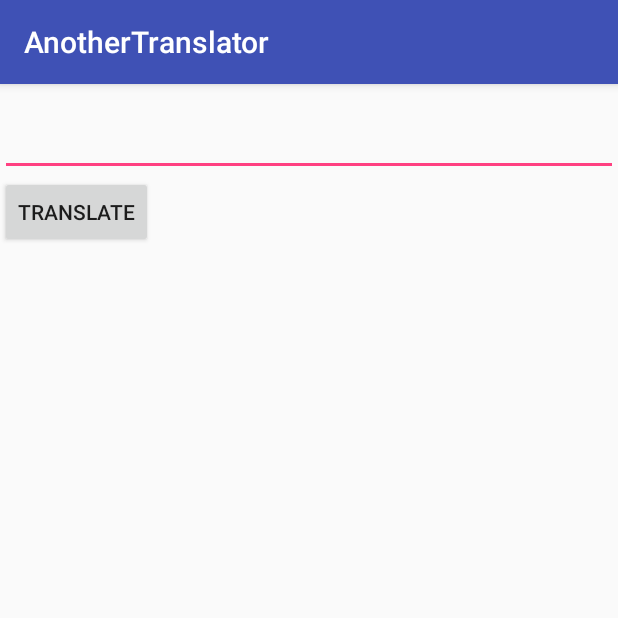
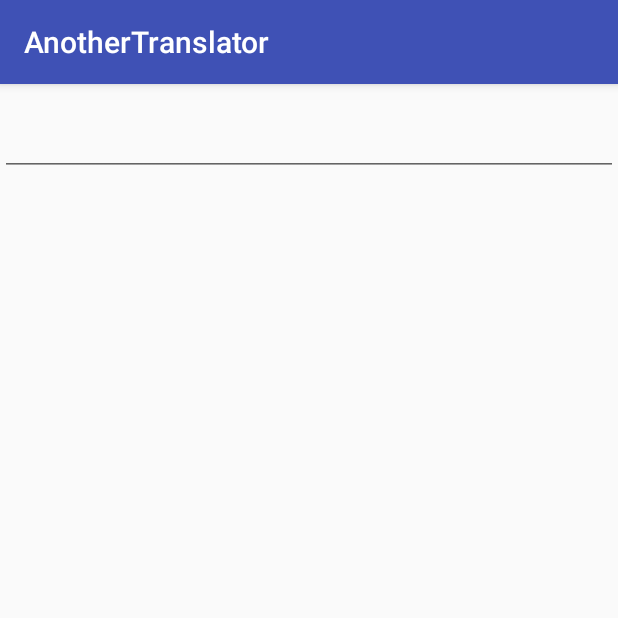
Before and after one commit to pvtitov/AnotherTranslator, an Android app: the AddActivity screen opened directly, with no data from a screen before it, on a phone screen of 412 x 824 dp, the top half of it. Run offline under Robolectric (Android 15) with nearby library versions, the phone set to English and light mode, and no system bars.

Commit message:
TextChangedListener

```diff
--- a/app/src/main/java/pvtitov/anothertranslator/AddActivity.java
+++ b/app/src/main/java/pvtitov/anothertranslator/AddActivity.java
@@ -3,9 +3,17 @@ package pvtitov.anothertranslator;
 import android.os.Bundle;
 import android.support.annotation.Nullable;
 import android.support.v7.app.AppCompatActivity;
-import android.view.KeyEvent;
+import android.text.Editable;
+import android.text.TextWatcher;
+import android.util.Log;
+import android.widget.ArrayAdapter;
 import android.widget.EditText;
-import android.widget.TextView;
+import android.widget.ListView;
+
+import java.util.ArrayList;
+import java.util.List;
+import java.util.Timer;
+import java.util.TimerTask;
 
 /**
  * Created by Павел on 15.01.2018.
@@ -21,12 +29,36 @@ public class AddActivity extends AppCompatActivity {
         super.onCreate(savedInstanceState);
         setContentView(R.layout.activity_add);
 
+        ListView listView = findViewById(R.id.translations_list);
+        List<String> translations = new ArrayList<>();
+        ArrayAdapter adapter = new ArrayAdapter<>(this, android.R.layout.simple_list_item_1, translations);
+        listView.setAdapter(adapter);
+
         EditText inputWord = findViewById(R.id.input_word);
-        inputWord.setOnEditorActionListener(new TextView.OnEditorActionListener() {
+        inputWord.addTextChangedListener(new TextWatcher() {
             @Override
-            public boolean onEditorAction(TextView v, int actionId, KeyEvent event) {
-                return false;
+            public void beforeTextChanged(CharSequence s, int start, int count, int after) {}
+
+            @Override
+            public void onTextChanged(CharSequence s, int start, int before, int count) {}
+
+            private Timer timer = new Timer();
+            private final long DELAY = 500;
+
+            @Override
+            public void afterTextChanged(Editable s) {
+                timer.cancel();
+                timer = new Timer();
+                timer.schedule(new TimerTask() {
+                    @Override
+                    public void run() {
+                        translations.add(inputWord.getText().toString());
+                        for (String item: translations) Log.d("happy", item);
+                    }
+                }, DELAY);
             }
         });
+
+
     }
 }
--- a/app/src/main/res/layout/activity_add.xml
+++ b/app/src/main/res/layout/activity_add.xml
@@ -3,19 +3,15 @@
     xmlns:android="http://schemas.android.com/apk/res/android"
     android:orientation="vertical"
     android:layout_width="match_parent"
-    android:layout_height="match_parent">
+    android:layout_height="match_parent"
+    android:focusable="true"
+    android:focusableInTouchMode="true">
 
     <EditText
         android:layout_width="match_parent"
         android:layout_height="wrap_content"
         android:id="@+id/input_word"
         android:textSize="@dimen/font_common"/>
-
-    <Button
-        android:layout_width="wrap_content"
-        android:layout_height="wrap_content"
-        android:text="Translate"
-        android:id="@+id/translate_button"/>
 
     <ListView
         android:layout_width="match_parent"
```
